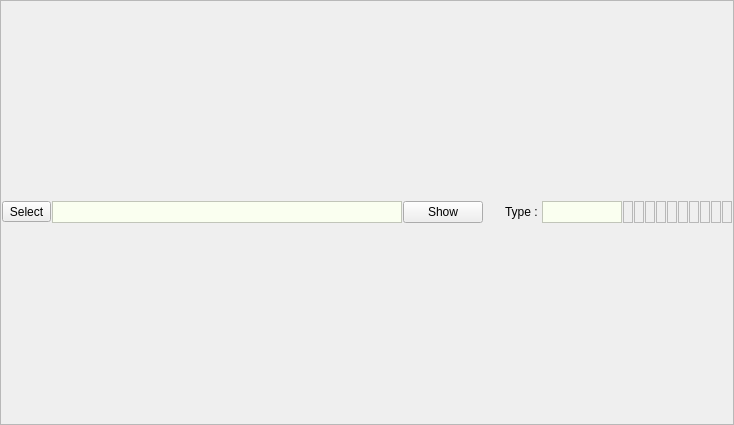
Above: Data.ui from mtab3/xafsm2 before the change. Below: the same form after it.
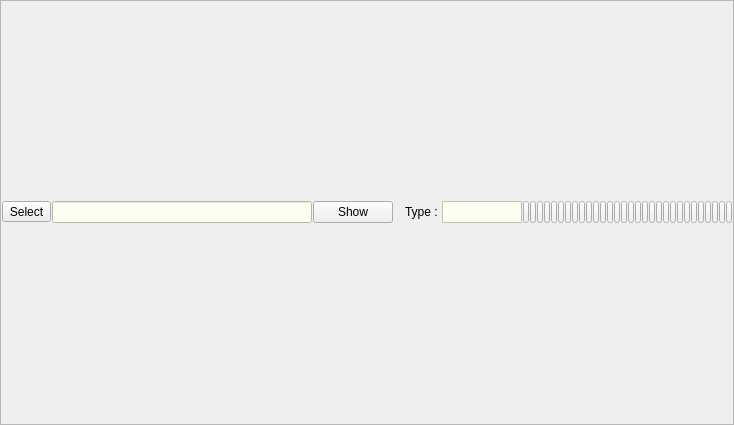
That is the form after the change.

Commit message: Data Read is almost ready

```diff
--- a/Data.ui
+++ b/Data.ui
@@ -26,6 +26,66 @@
    <property name="spacing">
     <number>1</number>
    </property>
+   <item row="0" column="14">
+    <widget class="QPushButton" name="DColor10">
+     <property name="minimumSize">
+      <size>
+       <width>6</width>
+       <height>0</height>
+      </size>
+     </property>
+     <property name="maximumSize">
+      <size>
+       <width>6</width>
+       <height>16777215</height>
+      </size>
+     </property>
+     <property name="text">
+      <string/>
+     </property>
+    </widget>
+   </item>
+   <item row="0" column="1">
+    <widget class="QLineEdit" name="SelectedFile">
+     <property name="minimumSize">
+      <size>
+       <width>260</width>
+       <height>0</height>
+      </size>
+     </property>
+     <property name="maximumSize">
+      <size>
+       <width>260</width>
+       <height>16777215</height>
+      </size>
+     </property>
+     <property name="styleSheet">
+      <string notr="true">background-color: rgb(250, 255, 240);</string>
+     </property>
+     <property name="readOnly">
+      <bool>true</bool>
+     </property>
+    </widget>
+   </item>
+   <item row="0" column="5">
+    <widget class="QPushButton" name="DColor01">
+     <property name="minimumSize">
+      <size>
+       <width>6</width>
+       <height>0</height>
+      </size>
+     </property>
+     <property name="maximumSize">
+      <size>
+       <width>6</width>
+       <height>16777215</height>
+      </size>
+     </property>
+     <property name="text">
+      <string/>
+     </property>
+    </widget>
+   </item>
    <item row="0" column="4">
     <widget class="QLabel" name="DataType">
      <property name="minimumSize">
@@ -83,260 +143,133 @@
      </property>
     </widget>
    </item>
-   <item row="0" column="0">
-    <widget class="QToolButton" name="FileSelect">
-     <property name="text">
-      <string>Select</string>
-     </property>
-    </widget>
-   </item>
-   <item row="0" column="5">
-    <widget class="QLabel" name="DColor01">
-     <property name="minimumSize">
-      <size>
-       <width>10</width>
-       <height>0</height>
-      </size>
-     </property>
-     <property name="maximumSize">
-      <size>
-       <width>10</width>
-       <height>16777215</height>
-      </size>
-     </property>
-     <property name="frameShape">
-      <enum>QFrame::StyledPanel</enum>
-     </property>
-     <property name="frameShadow">
-      <enum>QFrame::Raised</enum>
-     </property>
-     <property name="text">
-      <string/>
-     </property>
-    </widget>
-   </item>
-   <item row="0" column="14">
-    <widget class="QLabel" name="DColor10">
-     <property name="minimumSize">
-      <size>
-       <width>10</width>
-       <height>0</height>
-      </size>
-     </property>
-     <property name="maximumSize">
-      <size>
-       <width>10</width>
-       <height>16777215</height>
-      </size>
-     </property>
-     <property name="frameShape">
-      <enum>QFrame::StyledPanel</enum>
-     </property>
-     <property name="frameShadow">
-      <enum>QFrame::Raised</enum>
-     </property>
-     <property name="text">
-      <string/>
-     </property>
-    </widget>
-   </item>
    <item row="0" column="13">
-    <widget class="QLabel" name="DColor09">
+    <widget class="QPushButton" name="DColor09">
      <property name="minimumSize">
       <size>
-       <width>10</width>
+       <width>6</width>
        <height>0</height>
       </size>
      </property>
      <property name="maximumSize">
       <size>
-       <width>10</width>
+       <width>6</width>
        <height>16777215</height>
       </size>
      </property>
-     <property name="frameShape">
-      <enum>QFrame::StyledPanel</enum>
-     </property>
-     <property name="frameShadow">
-      <enum>QFrame::Raised</enum>
-     </property>
      <property name="text">
       <string/>
      </property>
     </widget>
    </item>
    <item row="0" column="10">
-    <widget class="QLabel" name="DColor06">
+    <widget class="QPushButton" name="DColor06">
      <property name="minimumSize">
       <size>
-       <width>10</width>
+       <width>6</width>
        <height>0</height>
       </size>
      </property>
      <property name="maximumSize">
       <size>
-       <width>10</width>
+       <width>6</width>
        <height>16777215</height>
       </size>
      </property>
-     <property name="frameShape">
-      <enum>QFrame::StyledPanel</enum>
-     </property>
-     <property name="frameShadow">
-      <enum>QFrame::Raised</enum>
-     </property>
      <property name="text">
       <string/>
      </property>
     </widget>
    </item>
    <item row="0" column="12">
-    <widget class="QLabel" name="DColor08">
+    <widget class="QPushButton" name="DColor08">
      <property name="minimumSize">
       <size>
-       <width>10</width>
+       <width>6</width>
        <height>0</height>
       </size>
      </property>
      <property name="maximumSize">
       <size>
-       <width>10</width>
+       <width>6</width>
        <height>16777215</height>
       </size>
      </property>
-     <property name="frameShape">
-      <enum>QFrame::StyledPanel</enum>
-     </property>
-     <property name="frameShadow">
-      <enum>QFrame::Raised</enum>
-     </property>
      <property name="text">
       <string/>
      </property>
     </widget>
    </item>
    <item row="0" column="11">
-    <widget class="QLabel" name="DColor07">
+    <widget class="QPushButton" name="DColor07">
      <property name="minimumSize">
       <size>
-       <width>10</width>
+       <width>6</width>
        <height>0</height>
       </size>
      </property>
      <property name="maximumSize">
       <size>
-       <width>10</width>
+       <width>6</width>
        <height>16777215</height>
       </size>
      </property>
-     <property name="frameShape">
-      <enum>QFrame::StyledPanel</enum>
-     </property>
-     <property name="frameShadow">
-      <enum>QFrame::Raised</enum>
-     </property>
      <property name="text">
       <string/>
      </property>
     </widget>
    </item>
    <item row="0" column="9">
-    <widget class="QLabel" name="DColor05">
+    <widget class="QPushButton" name="DColor05">
      <property name="minimumSize">
       <size>
-       <width>10</width>
+       <width>6</width>
        <height>0</height>
       </size>
      </property>
      <property name="maximumSize">
       <size>
-       <width>10</width>
+       <width>6</width>
        <height>16777215</height>
       </size>
      </property>
-     <property name="frameShape">
-      <enum>QFrame::StyledPanel</enum>
-     </property>
-     <property name="frameShadow">
-      <enum>QFrame::Raised</enum>
-     </property>
      <property name="text">
       <string/>
      </property>
     </widget>
    </item>
    <item row="0" column="8">
-    <widget class="QLabel" name="DColor04">
+    <widget class="QPushButton" name="DColor04">
      <property name="minimumSize">
       <size>
-       <width>10</width>
+       <width>6</width>
        <height>0</height>
       </size>
      </property>
      <property name="maximumSize">
       <size>
-       <width>10</width>
+       <width>6</width>
        <height>16777215</height>
       </size>
      </property>
-     <property name="frameShape">
-      <enum>QFrame::StyledPanel</enum>
-     </property>
-     <property name="frameShadow">
-      <enum>QFrame::Raised</enum>
-     </property>
      <property name="text">
       <string/>
      </property>
     </widget>
    </item>
    <item row="0" column="7">
-    <widget class="QLabel" name="DColor03">
+    <widget class="QPushButton" name="DColor03">
      <property name="minimumSize">
       <size>
-       <width>10</width>
+       <width>6</width>
        <height>0</height>
       </size>
      </property>
      <property name="maximumSize">
       <size>
-       <width>10</width>
+       <width>6</width>
        <height>16777215</height>
       </size>
-     </property>
-     <property name="frameShape">
-      <enum>QFrame::StyledPanel</enum>
-     </property>
-     <property name="frameShadow">
-      <enum>QFrame::Raised</enum>
-     </property>
-     <property name="text">
-      <string/>
-     </property>
-    </widget>
-   </item>
-   <item row="0" column="1">
-    <widget class="QLabel" name="SelectedFile">
-     <property name="minimumSize">
-      <size>
-       <width>350</width>
-       <height>0</height>
-      </size>
-     </property>
-     <property name="maximumSize">
-      <size>
-       <width>350</width>
-       <height>16777215</height>
-      </size>
-     </property>
-     <property name="styleSheet">
-      <string notr="true">background-color: rgb(250, 255, 240);</string>
-     </property>
-     <property name="frameShape">
-      <enum>QFrame::StyledPanel</enum>
-     </property>
-     <property name="frameShadow">
-      <enum>QFrame::Raised</enum>
      </property>
      <property name="text">
       <string/>
@@ -344,24 +277,405 @@
     </widget>
    </item>
    <item row="0" column="6">
-    <widget class="QLabel" name="DColor02">
+    <widget class="QPushButton" name="DColor02">
      <property name="minimumSize">
       <size>
-       <width>10</width>
+       <width>6</width>
        <height>0</height>
       </size>
      </property>
      <property name="maximumSize">
       <size>
-       <width>10</width>
+       <width>6</width>
        <height>16777215</height>
       </size>
      </property>
-     <property name="frameShape">
-      <enum>QFrame::StyledPanel</enum>
+     <property name="text">
+      <string/>
      </property>
-     <property name="frameShadow">
-      <enum>QFrame::Raised</enum>
+    </widget>
+   </item>
+   <item row="0" column="0">
+    <widget class="QToolButton" name="FileSelect">
+     <property name="text">
+      <string>Select</string>
+     </property>
+    </widget>
+   </item>
+   <item row="0" column="22">
+    <widget class="QPushButton" name="DColor18">
+     <property name="minimumSize">
+      <size>
+       <width>6</width>
+       <height>0</height>
+      </size>
+     </property>
+     <property name="maximumSize">
+      <size>
+       <width>6</width>
+       <height>16777215</height>
+      </size>
+     </property>
+     <property name="text">
+      <string/>
+     </property>
+    </widget>
+   </item>
+   <item row="0" column="20">
+    <widget class="QPushButton" name="DColor16">
+     <property name="minimumSize">
+      <size>
+       <width>6</width>
+       <height>0</height>
+      </size>
+     </property>
+     <property name="maximumSize">
+      <size>
+       <width>6</width>
+       <height>16777215</height>
+      </size>
+     </property>
+     <property name="text">
+      <string/>
+     </property>
+    </widget>
+   </item>
+   <item row="0" column="19">
+    <widget class="QPushButton" name="DColor15">
+     <property name="minimumSize">
+      <size>
+       <width>6</width>
+       <height>0</height>
+      </size>
+     </property>
+     <property name="maximumSize">
+      <size>
+       <width>6</width>
+       <height>16777215</height>
+      </size>
+     </property>
+     <property name="text">
+      <string/>
+     </property>
+    </widget>
+   </item>
+   <item row="0" column="23">
+    <widget class="QPushButton" name="DColor19">
+     <property name="minimumSize">
+      <size>
+       <width>6</width>
+       <height>0</height>
+      </size>
+     </property>
+     <property name="maximumSize">
+      <size>
+       <width>6</width>
+       <height>16777215</height>
+      </size>
+     </property>
+     <property name="text">
+      <string/>
+     </property>
+    </widget>
+   </item>
+   <item row="0" column="24">
+    <widget class="QPushButton" name="DColor20">
+     <property name="minimumSize">
+      <size>
+       <width>6</width>
+       <height>0</height>
+      </size>
+     </property>
+     <property name="maximumSize">
+      <size>
+       <width>6</width>
+       <height>16777215</height>
+      </size>
+     </property>
+     <property name="text">
+      <string/>
+     </property>
+    </widget>
+   </item>
+   <item row="0" column="18">
+    <widget class="QPushButton" name="DColor14">
+     <property name="minimumSize">
+      <size>
+       <width>6</width>
+       <height>0</height>
+      </size>
+     </property>
+     <property name="maximumSize">
+      <size>
+       <width>6</width>
+       <height>16777215</height>
+      </size>
+     </property>
+     <property name="text">
+      <string/>
+     </property>
+    </widget>
+   </item>
+   <item row="0" column="21">
+    <widget class="QPushButton" name="DColor17">
+     <property name="minimumSize">
+      <size>
+       <width>6</width>
+       <height>0</height>
+      </size>
+     </property>
+     <property name="maximumSize">
+      <size>
+       <width>6</width>
+       <height>16777215</height>
+      </size>
+     </property>
+     <property name="text">
+      <string/>
+     </property>
+    </widget>
+   </item>
+   <item row="0" column="17">
+    <widget class="QPushButton" name="DColor13">
+     <property name="minimumSize">
+      <size>
+       <width>6</width>
+       <height>0</height>
+      </size>
+     </property>
+     <property name="maximumSize">
+      <size>
+       <width>6</width>
+       <height>16777215</height>
+      </size>
+     </property>
+     <property name="text">
+      <string/>
+     </property>
+    </widget>
+   </item>
+   <item row="0" column="16">
+    <widget class="QPushButton" name="DColor12">
+     <property name="minimumSize">
+      <size>
+       <width>6</width>
+       <height>0</height>
+      </size>
+     </property>
+     <property name="maximumSize">
+      <size>
+       <width>6</width>
+       <height>16777215</height>
+      </size>
+     </property>
+     <property name="text">
+      <string/>
+     </property>
+    </widget>
+   </item>
+   <item row="0" column="15">
+    <widget class="QPushButton" name="DColor11">
+     <property name="minimumSize">
+      <size>
+       <width>6</width>
+       <height>0</height>
+      </size>
+     </property>
+     <property name="maximumSize">
+      <size>
+       <width>6</width>
+       <height>16777215</height>
+      </size>
+     </property>
+     <property name="text">
+      <string/>
+     </property>
+    </widget>
+   </item>
+   <item row="0" column="34">
+    <widget class="QPushButton" name="DColor30">
+     <property name="minimumSize">
+      <size>
+       <width>6</width>
+       <height>0</height>
+      </size>
+     </property>
+     <property name="maximumSize">
+      <size>
+       <width>6</width>
+       <height>16777215</height>
+      </size>
+     </property>
+     <property name="text">
+      <string/>
+     </property>
+    </widget>
+   </item>
+   <item row="0" column="33">
+    <widget class="QPushButton" name="DColor29">
+     <property name="minimumSize">
+      <size>
+       <width>6</width>
+       <height>0</height>
+      </size>
+     </property>
+     <property name="maximumSize">
+      <size>
+       <width>6</width>
+       <height>16777215</height>
+      </size>
+     </property>
+     <property name="text">
+      <string/>
+     </property>
+    </widget>
+   </item>
+   <item row="0" column="32">
+    <widget class="QPushButton" name="DColor28">
+     <property name="minimumSize">
+      <size>
+       <width>6</width>
+       <height>0</height>
+      </size>
+     </property>
+     <property name="maximumSize">
+      <size>
+       <width>6</width>
+       <height>16777215</height>
+      </size>
+     </property>
+     <property name="text">
+      <string/>
+     </property>
+    </widget>
+   </item>
+   <item row="0" column="31">
+    <widget class="QPushButton" name="DColor27">
+     <property name="minimumSize">
+      <size>
+       <width>6</width>
+       <height>0</height>
+      </size>
+     </property>
+     <property name="maximumSize">
+      <size>
+       <width>6</width>
+       <height>16777215</height>
+      </size>
+     </property>
+     <property name="text">
+      <string/>
+     </property>
+    </widget>
+   </item>
+   <item row="0" column="30">
+    <widget class="QPushButton" name="DColor26">
+     <property name="minimumSize">
+      <size>
+       <width>6</width>
+       <height>0</height>
+      </size>
+     </property>
+     <property name="maximumSize">
+      <size>
+       <width>6</width>
+       <height>16777215</height>
+      </size>
+     </property>
+     <property name="text">
+      <string/>
+     </property>
+    </widget>
+   </item>
+   <item row="0" column="29">
+    <widget class="QPushButton" name="DColor25">
+     <property name="minimumSize">
+      <size>
+       <width>6</width>
+       <height>0</height>
+      </size>
+     </property>
+     <property name="maximumSize">
+      <size>
+       <width>6</width>
+       <height>16777215</height>
+      </size>
+     </property>
+     <property name="text">
+      <string/>
+     </property>
+    </widget>
+   </item>
+   <item row="0" column="28">
+    <widget class="QPushButton" name="DColor24">
+     <property name="minimumSize">
+      <size>
+       <width>6</width>
+       <height>0</height>
+      </size>
+     </property>
+     <property name="maximumSize">
+      <size>
+       <width>6</width>
+       <height>16777215</height>
+      </size>
+     </property>
+     <property name="text">
+      <string/>
+     </property>
+    </widget>
+   </item>
+   <item row="0" column="27">
+    <widget class="QPushButton" name="DColor23">
+     <property name="minimumSize">
+      <size>
+       <width>6</width>
+       <height>0</height>
+      </size>
+     </property>
+     <property name="maximumSize">
+      <size>
+       <width>6</width>
+       <height>16777215</height>
+      </size>
+     </property>
+     <property name="text">
+      <string/>
+     </property>
+    </widget>
+   </item>
+   <item row="0" column="26">
+    <widget class="QPushButton" name="DColor22">
+     <property name="minimumSize">
+      <size>
+       <width>6</width>
+       <height>0</height>
+      </size>
+     </property>
+     <property name="maximumSize">
+      <size>
+       <width>6</width>
+       <height>16777215</height>
+      </size>
+     </property>
+     <property name="text">
+      <string/>
+     </property>
+    </widget>
+   </item>
+   <item row="0" column="25">
+    <widget class="QPushButton" name="DColor21">
+     <property name="minimumSize">
+      <size>
+       <width>6</width>
+       <height>0</height>
+      </size>
+     </property>
+     <property name="maximumSize">
+      <size>
+       <width>6</width>
+       <height>16777215</height>
+      </size>
      </property>
      <property name="text">
       <string/>
```
The commit also changes 18 other files.
